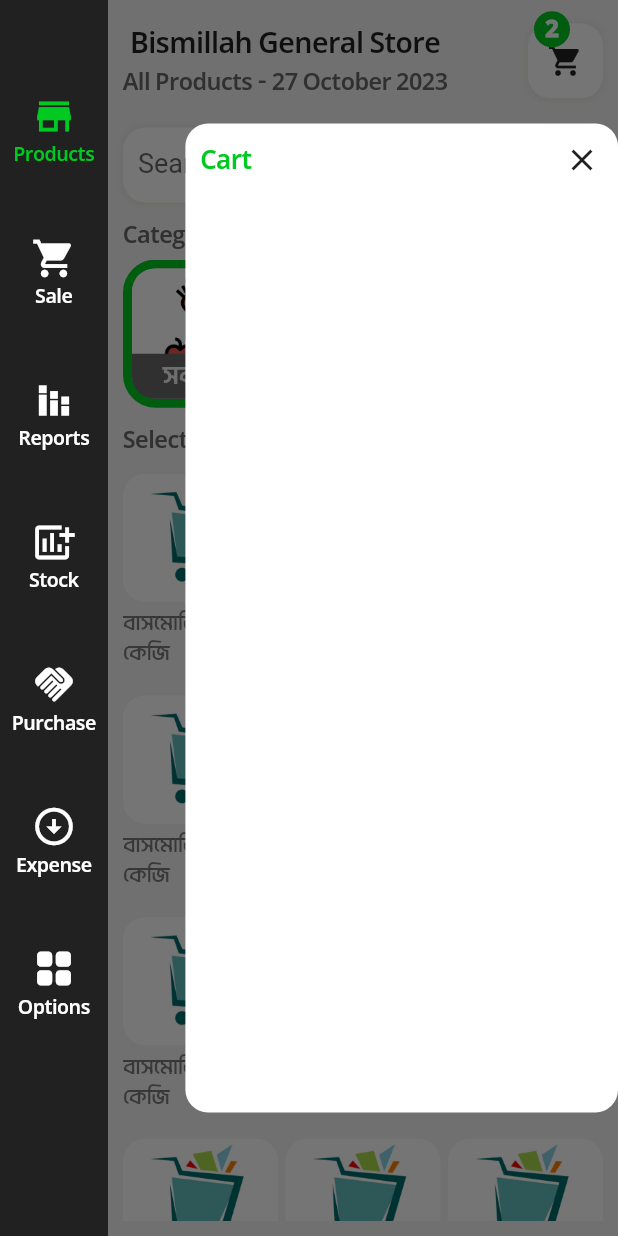
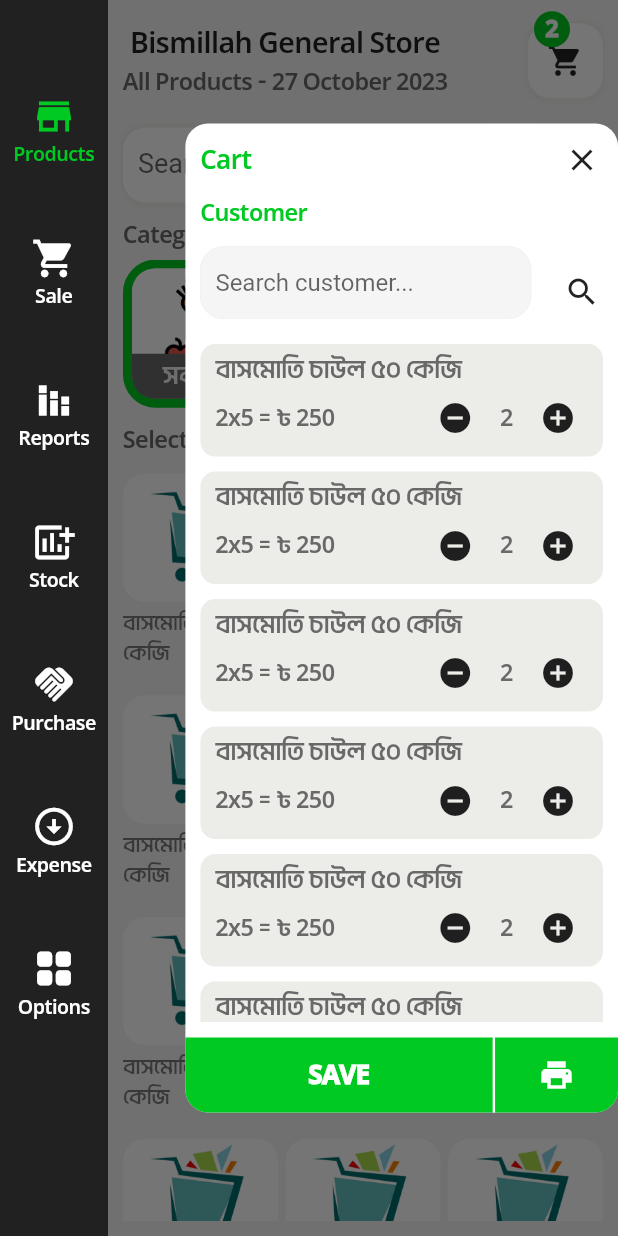
Before and after one commit to emonxcode/DokanHishabee-App, a Flutter app: the screen it shows after launch, with the side drawer open, on a phone screen of 412 x 824 dp. Run offline on Flutter 3.47's test engine with Material 2 defaults, Android fonts, the phone set to English and light mode, and no system bars; our stand-ins replace dio, flutter_riverpod, image_picker, shared_preferences; missing offline and left inert: encrypt, flutter_overlay_loader, gif, simple_animation_transition.

Commit message:
cart product drawer design complete

```diff
--- a/lib/main.dart
+++ b/lib/main.dart
@@ -14,7 +14,7 @@ void main() async {
   WidgetsFlutterBinding.ensureInitialized();
   await SharedPreferencesHelper.init();
   theme = await SharedPreferencesHelper.getTheme();
-  runApp(ProviderScope(child: MyApp()));
+  runApp(const ProviderScope(child: MyApp()));
 }
 
 class MyApp extends ConsumerWidget {
@@ -30,18 +30,18 @@ class MyApp extends ConsumerWidget {
       darkTheme: Themes.darkTheme,
       themeMode: themeModeState,
       locale: locale,
-      supportedLocales: [
+      supportedLocales: const [
         Locale('en', 'US'),
         Locale('bn', 'BD'),
       ],
-      localizationsDelegates: [
+      localizationsDelegates: const [
         LocalizationHelper.delegate,
         GlobalMaterialLocalizations.delegate,
         GlobalWidgetsLocalizations.delegate,
         GlobalCupertinoLocalizations.delegate,
       ],
       debugShowCheckedModeBanner: false,
-      home: SplashScreen(),
+      home: const SplashScreen(),
     );
   }
 }
--- a/lib/src/providers/auth_provider.dart
+++ b/lib/src/providers/auth_provider.dart
@@ -28,7 +28,7 @@ class AuthenticationController extends ChangeNotifier {
     try {
       if (formValidation(mobile, password)) {
         OmicronLoader.showLoader(tickerProvider, context);
-        await Future.delayed(Duration(seconds: 5));
+        await Future.delayed(const Duration(seconds: 5));
         response = await authRepo.login({"mobile": mobile, "password": password});
 
         if (response['success'] == true) {
@@ -46,7 +46,7 @@ class AuthenticationController extends ChangeNotifier {
           await SharedPreferencesHelper.setRole(response['user']['role']);
           await SharedPreferencesHelper.setSubcriptionStatus(response['user']['subscription_status']);
           await SharedPreferencesHelper.setLoginFlag(true);
-          Future.delayed(Duration(seconds: 1)).then(
+          Future.delayed(const Duration(seconds: 1)).then(
             (value) => Navigator.pushReplacement(
               context,
               MaterialPageRoute(
--- a/lib/src/views/products/products_screen.dart
+++ b/lib/src/views/products/products_screen.dart
@@ -8,6 +8,7 @@ import 'package:flutter_riverpod/flutter_riverpod.dart';
 import 'package:simple_animation_transition/simple_animation_transition.dart';
 import 'widgets/app_bar.dart';
 import 'widgets/category_list.dart';
+import 'widgets/end_drawer.dart';
 import 'widgets/product_list.dart';
 import 'widgets/scanner_btn.dart';
 import 'widgets/search_bar.dart';
@@ -35,26 +36,7 @@ class _ProductsScreenState extends ConsumerState<ProductsScreen> {
           borderRadius: BorderRadius.circular(15),
           color: AppColors.whiteColor,
         ),
-        child: Column(
-          children: [
-            Row(
-              children: [
-                AppSpace.spaceW10,
-                const DokanHishabeeTextWidget(
-                  text: "Cart",
-                  fontSize: 20,
-                ),
-                const Spacer(),
-                IconButton(
-                  onPressed: () {
-                    Navigator.pop(context);
-                  },
-                  icon: const Icon(Icons.close),
-                ),
-              ],
-            )
-          ],
-        ),
+        child: const EndDrawerWidget(),
       ),
       body: SlideAnimatedWidget(
         direction: SlideDirectionType.fromOffset,
--- /dev/null
+++ b/lib/src/views/products/widgets/end_drawer.dart
@@ -0,0 +1,183 @@
+import 'package:amar_dokan_app/src/views/widgets/dokan_hishabee_text_field.dart';
+import 'package:flutter/material.dart';
+
+import '../../../helpers/utils/app_space.dart';
+import '../../../helpers/utils/colors.dart';
+import '../../widgets/dokan_hishabee_text.dart';
+
+class EndDrawerWidget extends StatelessWidget {
+  const EndDrawerWidget({
+    super.key,
+  });
+
+  @override
+  Widget build(BuildContext context) {
+    return Column(
+      crossAxisAlignment: CrossAxisAlignment.start,
+      children: [
+        Row(
+          children: [
+            AppSpace.spaceW10,
+            const DokanHishabeeTextWidget(
+              text: "Cart",
+              fontSize: 20,
+            ),
+            const Spacer(),
+            IconButton(
+              onPressed: () {
+                Navigator.pop(context);
+              },
+              icon: const Icon(Icons.close),
+            ),
+          ],
+        ),
+        const Padding(
+          padding: EdgeInsets.only(left: 10),
+          child: DokanHishabeeTextWidget(text: "Customer", fontSize: 18),
+        ),
+        AppSpace.spaceH10,
+        SizedBox(
+          height: 60,
+          width: double.infinity,
+          child: Row(
+            children: [
+              AppSpace.spaceW10,
+              const Expanded(
+                child: SizedBox(
+                  height: 60,
+                  child: DokanHishabeeTextField(
+                    hint: "Search customer...",
+                  ),
+                ),
+              ),
+              AppSpace.spaceW10,
+              IconButton(
+                onPressed: () {},
+                icon: const Icon(Icons.search),
+              )
+            ],
+          ),
+        ),
+        Expanded(
+          child: ListView.builder(
+            itemCount: 6,
+            physics: const BouncingScrollPhysics(),
+            padding: EdgeInsets.zero,
+            itemBuilder: (context, index) {
+              return Container(
+                height: 75,
+                width: double.infinity,
+                margin: const EdgeInsets.symmetric(horizontal: 10, vertical: 5),
+                decoration: BoxDecoration(
+                  borderRadius: BorderRadius.circular(10),
+                  color: AppColors.lightGrey,
+                ),
+                child: Column(
+                  crossAxisAlignment: CrossAxisAlignment.start,
+                  mainAxisAlignment: MainAxisAlignment.center,
+                  children: [
+                    const Padding(
+                      padding: EdgeInsets.only(left: 10),
+                      child: DokanHishabeeTextWidget(
+                        text: "বাসমোতি চাউল ৫০ কেজি",
+                        color: AppColors.darkGrey,
+                        fontSize: 18,
+                      ),
+                    ),
+                    Row(
+                      children: [
+                        const Padding(
+                          padding: EdgeInsets.only(left: 10),
+                          child: DokanHishabeeTextWidget(
+                            text: "2x5 = ৳ 250",
+                            color: AppColors.darkGrey,
+                            fontSize: 18,
+                          ),
+                        ),
+                        const Spacer(),
+                        SizedBox(
+                          height: 40,
+                          width: 40,
+                          child: IconButton(
+                            onPressed: () {},
+                            icon: const Icon(Icons.remove_circle),
+                          ),
+                        ),
+                        AppSpace.spaceW10,
+                        const DokanHishabeeTextWidget(
+                          text: "2",
+                          color: AppColors.darkGrey,
+                          fontSize: 18,
+                        ),
+                        AppSpace.spaceW10,
+                        SizedBox(
+                          height: 40,
+                          width: 40,
+                          child: IconButton(
+                            onPressed: () {},
+                            icon: const Icon(Icons.add_circle),
+                          ),
+                        ),
+                        AppSpace.spaceW10,
+                      ],
+                    ),
+                  ],
+                ),
+              );
+            },
+          ),
+        ),
+        AppSpace.spaceH10,
+        SizedBox(
+          height: 50,
+          child: Row(
+            children: [
+              Expanded(
+                flex: 5,
+                child: Container(
+                  height: 50,
+                  decoration: const BoxDecoration(
+                    borderRadius: BorderRadius.only(
+                      bottomLeft: Radius.circular(15),
+                    ),
+                    color: AppColors.primaryColor,
+                  ),
+                  child: const Center(
+                    child: DokanHishabeeTextWidget(
+                      text: "SAVE",
+                      color: AppColors.whiteColor,
+                      fontWeight: FontWeight.bold,
+                      fontSize: 20,
+                    ),
+                  ),
+                ),
+              ),
+              Container(height: 60, width: 1.5, color: AppColors.whiteColor),
+              Expanded(
+                flex: 2,
+                child: InkWell(
+                  onTap: () {},
+                  child: Container(
+                    height: 50,
+                    decoration: const BoxDecoration(
+                      borderRadius: BorderRadius.only(
+                        bottomRight: Radius.circular(15),
+                      ),
+                      color: AppColors.primaryColor,
+                    ),
+                    child: const Center(
+                      child: Icon(
+                        Icons.print,
+                        color: AppColors.whiteColor,
+                      ),
+                    ),
+                  ),
+                ),
+              ),
+            ],
+          ),
+        ),
+      ],
+    );
+  }
+}
--- a/lib/src/views/widgets/dokan_hishabee_text_field.dart
+++ b/lib/src/views/widgets/dokan_hishabee_text_field.dart
@@ -1,5 +1,4 @@
 import 'package:flutter/material.dart';
-
 
 class DokanHishabeeTextField extends StatelessWidget {
   const DokanHishabeeTextField(
@@ -42,7 +41,7 @@ class DokanHishabeeTextField extends StatelessWidget {
   Widget build(BuildContext context) {
     return TextFormField(
       maxLines: maxLines,
-      obscureText: obscureText!,
+      obscureText: obscureText ?? false,
       controller: controller,
       onFieldSubmitted: onFieldSubmitted,
       textInputAction: TextInputAction.next,
@@ -62,8 +61,8 @@ class DokanHishabeeTextField extends StatelessWidget {
   }
 }
 
-class GaribookCustomDisabledTextFormField extends StatelessWidget {
-  const GaribookCustomDisabledTextFormField(
+class DokanHishabeeCustomDisabledTextFormField extends StatelessWidget {
+  const DokanHishabeeCustomDisabledTextFormField(
       {Key? key,
       this.hint,
       this.maxLines,
@@ -130,26 +129,26 @@ formInputDecoration(
       fontSize: 16,
       color: Color.fromARGB(255, 0, 0, 0),
     ),
-    fillColor: fillColor ?? Colors.white,
+    fillColor: fillColor ?? const Color.fromARGB(255, 245, 245, 245),
     filled: true,
     contentPadding: EdgeInsets.symmetric(
         horizontal: horizontal ?? 10, vertical: vertical ?? 10),
     // labelText: labelText.tr,
     border: const OutlineInputBorder(
       borderRadius: BorderRadius.all(
-        Radius.circular(8.00),
+        Radius.circular(15.0),
       ),
     ),
     enabledBorder: OutlineInputBorder(
       borderSide: BorderSide(color: color ?? const Color(0xffF1F1F1), width: 0),
       borderRadius: const BorderRadius.all(
-        Radius.circular(8.00),
+        Radius.circular(15.0),
       ),
     ),
     focusedBorder: OutlineInputBorder(
       borderSide: BorderSide(color: color ?? Colors.black12, width: 2),
       borderRadius: const BorderRadius.all(
-        Radius.circular(8.00),
+        Radius.circular(15.0),
       ),
     ),
     hintText: hintText,
```
Also changed, not shown: lib/src/views/products/widgets/app_bar.dart (line endings or trailing spaces).
